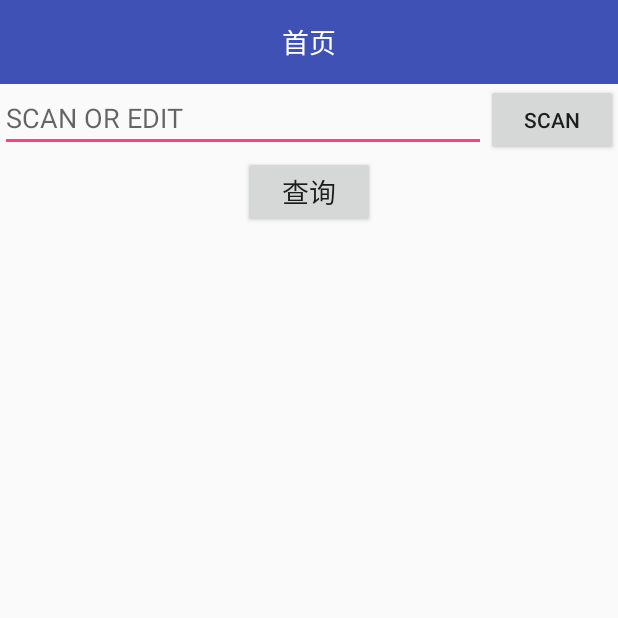
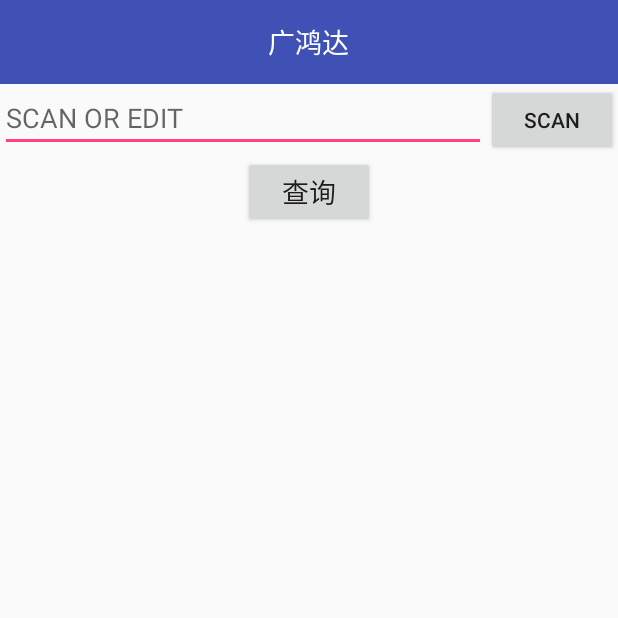
Before and after one commit to eluoen7/ghdcp, an Android app: the screen it shows after launch (MainActivity), on a phone screen of 412 x 824 dp, the top half of it. Run offline under Robolectric (Android 15) with nearby library versions, the phone set to English and light mode, and no system bars.

Commit message:
微调logo

```diff
--- a/app/src/main/res/layout/toolbar_main.xml
+++ b/app/src/main/res/layout/toolbar_main.xml
@@ -17,7 +17,7 @@
             android:layout_width="wrap_content"
             android:layout_height="wrap_content"
             android:layout_centerInParent="true"
-            android:text="首页"
+            android:text="广鸿达"
             android:textColor="@android:color/white"
             android:textSize="18sp" />
 
```
Also changed, not shown: app/src/main/res/drawable-xxhdpi/icon.png.
